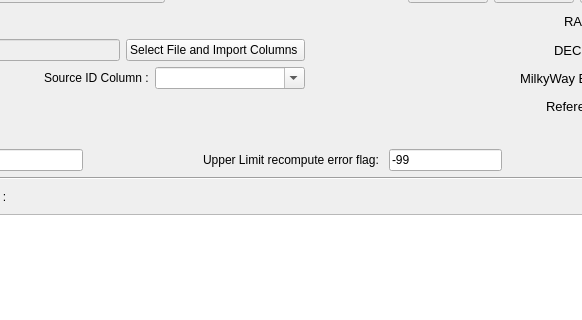
First picture: the form in PhzQtUI/auxdir/PhzQtUI/FormSurveyMapping.ui, repository astrorama/Phosphoros, before the edit; both pictures show x 228 to 810 and y 86 to 406 of the 1071 by 968 pixel window.
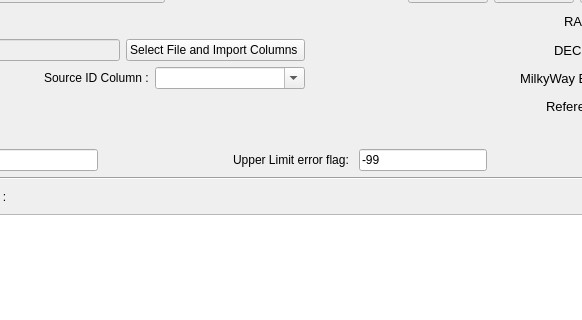
Second picture: the form after the edit.

```diff
--- a/PhzQtUI/auxdir/PhzQtUI/FormSurveyMapping.ui
+++ b/PhzQtUI/auxdir/PhzQtUI/FormSurveyMapping.ui
@@ -561,7 +561,7 @@
         <string>&lt;html&gt;&lt;head/&gt;&lt;body&gt;&lt;p&gt;&lt;span style=&quot; font-weight:600;&quot;&gt;Upper Limit&lt;/span&gt;&lt;/p&gt;&lt;p&gt;Upper limit are indicated by negative error value.&lt;/p&gt;&lt;p&gt;When a negative error is provided: the flux is the upper limit and error used is the absolute value of the one provided.&lt;/p&gt;&lt;p&gt;When the error is negative and match the flag value: the flux is the upper limit and the error is computed as = Flux/n, where n is defined in the grid bellow.&lt;/p&gt;&lt;/body&gt;&lt;/html&gt;</string>
        </property>
        <property name="text">
-        <string>Upper Limit recompute error flag: </string>
+        <string>Upper Limit error flag: </string>
        </property>
       </widget>
      </item>
```
Left out of the diff: 10 changed lines with no effect on the pictures.
